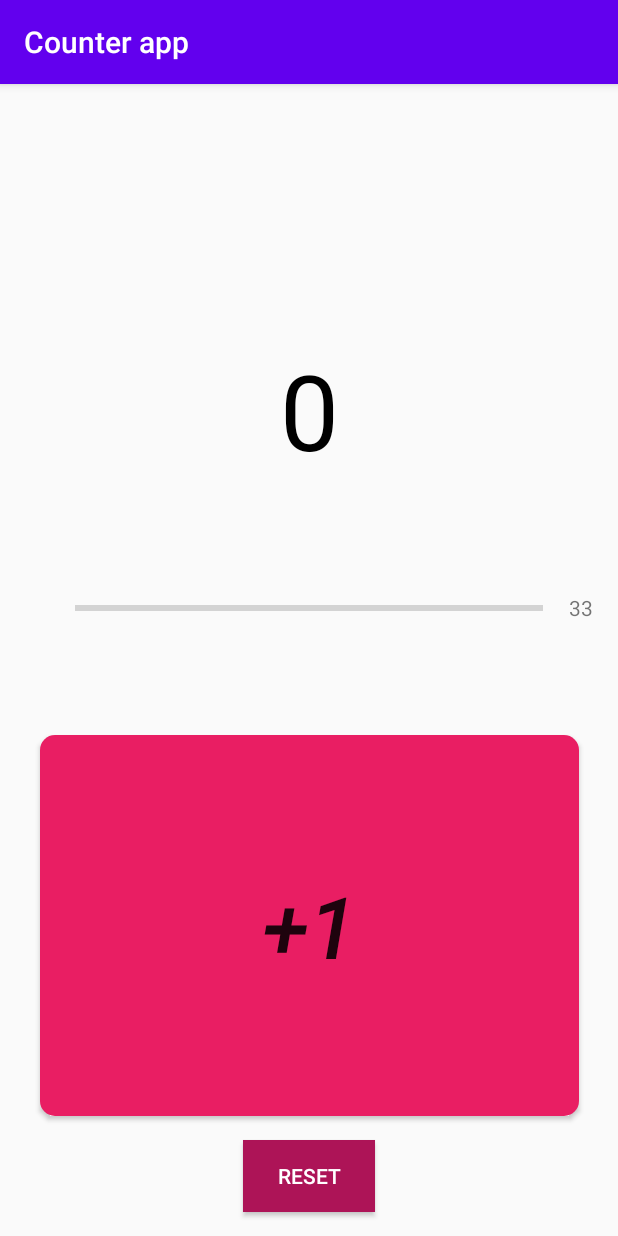
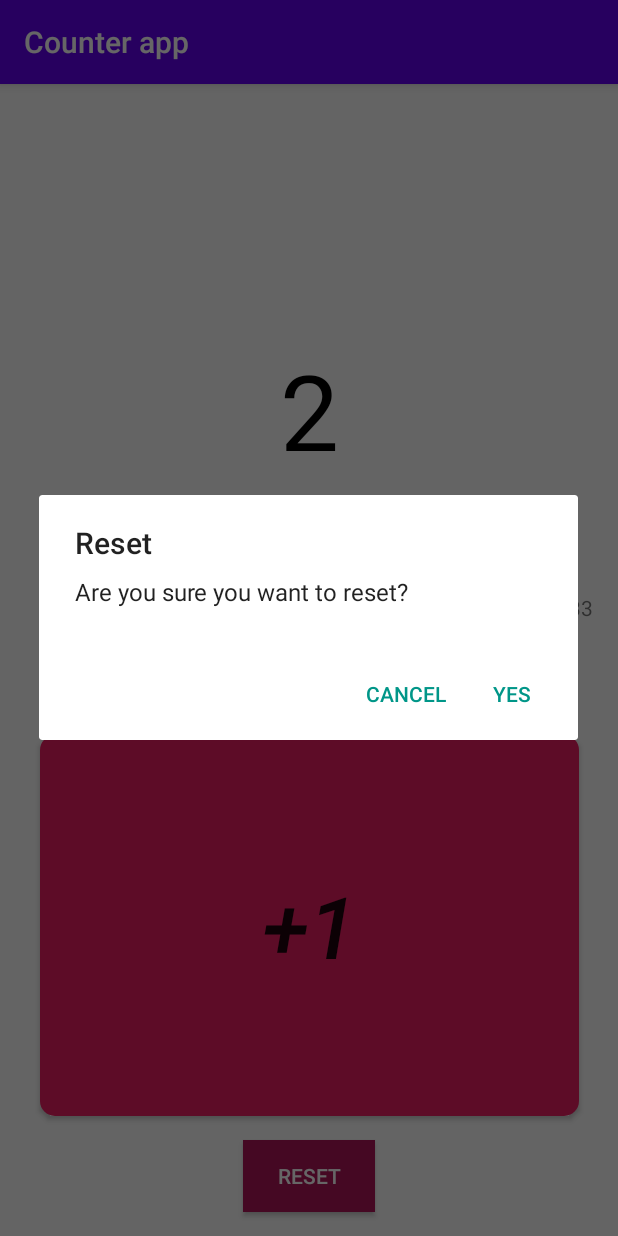
Before and after one commit to iqfareez/Tasbih-Digital-Android, an Android app: the screen it shows after launch (MainActivity), after a tap on "RESET", on a phone screen of 412 x 824 dp. Run offline under Robolectric (Android 15) with nearby library versions, the phone set to English and light mode, and no system bars; 2 other taps on this screen came first.

Commit message:
Reset dialog box

```diff
--- a/app/src/main/java/com/maplerr/tasbihdigitalandroid/MainActivity.java
+++ b/app/src/main/java/com/maplerr/tasbihdigitalandroid/MainActivity.java
@@ -46,6 +46,13 @@ public class MainActivity extends AppCompatActivity{
 
         countText.setText("0"); //initialize with zikir value
 
+        resetButton.setOnClickListener(new View.OnClickListener() {
+            @Override
+            public void onClick(View v) {
+                openResetDialog();
+            }
+        });
+
 
     }
 
@@ -67,11 +74,6 @@ public class MainActivity extends AppCompatActivity{
         } else {
             progressBar.setProgress(0); //no animation
         }
-    }
-
-    public void ViewAndroidBuildNum(View view) {
-        Log.d(TAG, "ViewAndroidBuildNum: is" + VERSION.SDK_INT);
-        //This is for debug purposes - attached with debug button
     }
 
     public void updateProgressBar(){
@@ -118,4 +120,19 @@ public class MainActivity extends AppCompatActivity{
 
         backPressedTimer = System.currentTimeMillis();
     }
+
+    //DEBUG ONLY
+    public void ViewAndroidBuildNum(View view) {
+        Log.d(TAG, "ViewAndroidBuildNum: is" + VERSION.SDK_INT);
+        //This is for debug purposes - attached with debug button
+    }
+
+    public void showToastReset() {
+        Toast.makeText(this, "Clicked yes", Toast.LENGTH_SHORT).show();
+    }
+
+    public void openResetDialog() {
+        ResetDialog resetDialog = new ResetDialog(this);
+        resetDialog.show(getSupportFragmentManager(), "reset dialog");
+    }
 }
--- /dev/null
+++ b/app/src/main/java/com/maplerr/tasbihdigitalandroid/ResetDialog.java
@@ -0,0 +1,43 @@
+package com.maplerr.tasbihdigitalandroid;
+
+import android.app.Dialog;
+import android.content.Context;
+import android.content.DialogInterface;
+import android.os.Bundle;
+import android.widget.Toast;
+
+import androidx.annotation.NonNull;
+import androidx.annotation.Nullable;
+import androidx.appcompat.app.AlertDialog;
+import androidx.appcompat.app.AppCompatDialogFragment;
+
+public class ResetDialog extends AppCompatDialogFragment {
+    private Context context;
+
+    public ResetDialog(Context context) {
+        this.context = context;
+    }
+
+    @NonNull
+    @Override
+    public Dialog onCreateDialog(@Nullable Bundle savedInstanceState) {
+        AlertDialog.Builder builder = new AlertDialog.Builder(getActivity());
+        builder.setTitle("Reset")
+                .setMessage("Are you sure you want to reset?")
+                .setPositiveButton("YES", new DialogInterface.OnClickListener() {
+                    @Override
+                    public void onClick(DialogInterface dialog, int which) {
+                        ((MainActivity)getActivity()).showToastReset();
+                    }
+                })
+                .setNegativeButton("CANCEL", new DialogInterface.OnClickListener() {
+                    @Override
+                    public void onClick(DialogInterface dialog, int which) {
+                        Toast.makeText(context, "CANCELED", Toast.LENGTH_SHORT).show();
+                    }
+                });
+
+        return builder.create();
+    }
+
+}
--- a/app/src/main/res/layout-land/activity_main.xml
+++ b/app/src/main/res/layout-land/activity_main.xml
@@ -39,7 +39,6 @@
         android:layout_width="wrap_content"
         android:layout_height="wrap_content"
         android:background="@color/resetButton"
-        android:onClick="resetCount"
         android:text="@string/button_reset"
         android:textColor="@android:color/white"
         app:layout_constraintBottom_toBottomOf="parent"
--- a/app/src/main/res/layout/activity_main.xml
+++ b/app/src/main/res/layout/activity_main.xml
@@ -39,7 +39,6 @@
         android:layout_width="wrap_content"
         android:layout_height="wrap_content"
         android:background="@color/resetButton"
-        android:onClick="resetCount"
         android:text="@string/button_reset"
         android:textColor="@android:color/white"
         app:layout_constraintBottom_toBottomOf="parent"
```
